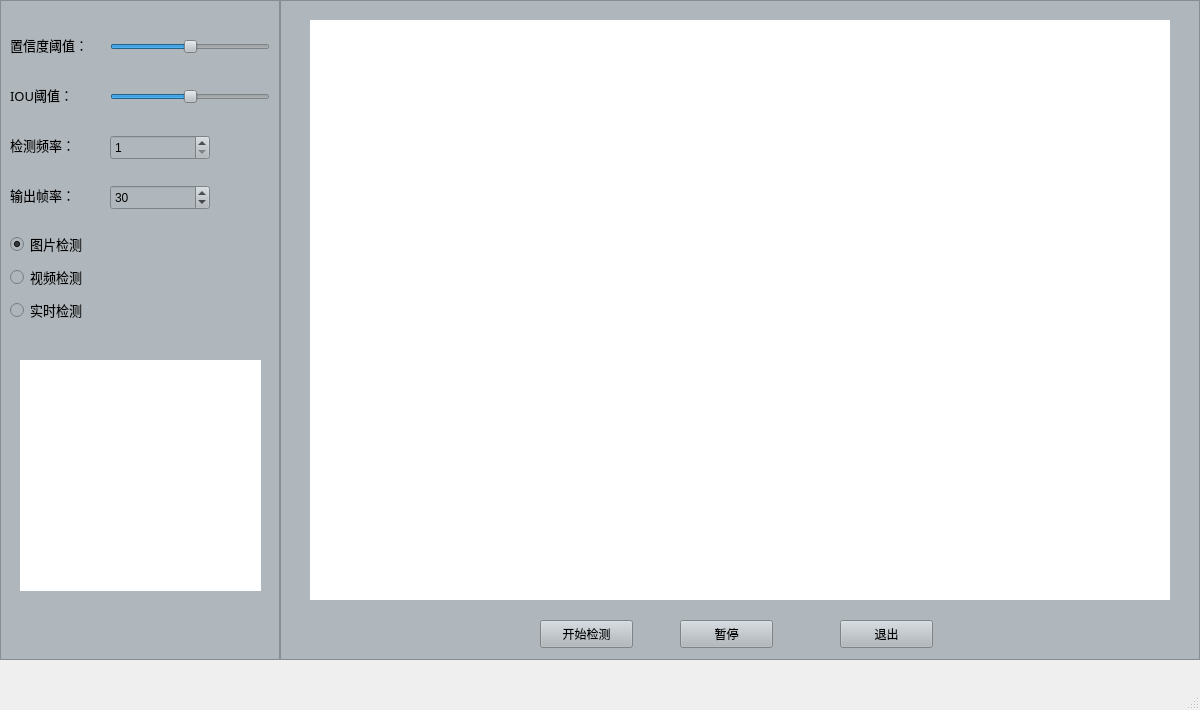
The window that UiMainwindow.ui (wang-10086/yolov5-5.0) describes before a commit, drawn with Qt 5.
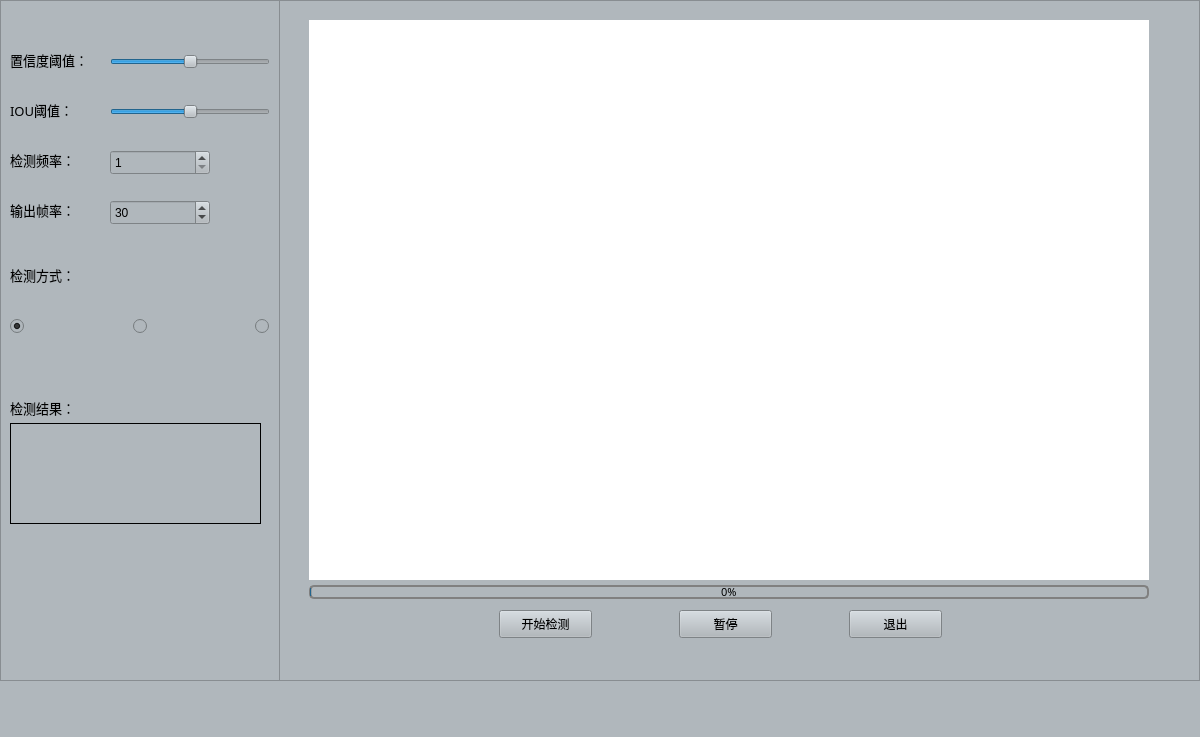
The same window after the commit. Icons and pictures are not drawn.

Patch:
```diff
--- a/UiMainwindow.ui
+++ b/UiMainwindow.ui
@@ -7,12 +7,16 @@
     <x>0</x>
     <y>0</y>
     <width>1200</width>
-    <height>710</height>
+    <height>737</height>
    </rect>
   </property>
   <property name="windowTitle">
    <string>MainWindow</string>
   </property>
+  <property name="styleSheet">
+   <string notr="true">background-color: rgb(176, 183, 188);
+</string>
+  </property>
   <widget class="QWidget" name="centralwidget">
    <widget class="QFrame" name="frame">
     <property name="geometry">
@@ -20,7 +24,7 @@
       <x>0</x>
       <y>0</y>
       <width>280</width>
-      <height>660</height>
+      <height>681</height>
      </rect>
     </property>
     <property name="styleSheet">
@@ -36,7 +40,7 @@
      <property name="geometry">
       <rect>
        <x>10</x>
-       <y>30</y>
+       <y>45</y>
        <width>100</width>
        <height>30</height>
       </rect>
@@ -55,7 +59,7 @@
      <property name="geometry">
       <rect>
        <x>10</x>
-       <y>80</y>
+       <y>95</y>
        <width>100</width>
        <height>30</height>
       </rect>
@@ -74,7 +78,7 @@
      <property name="geometry">
       <rect>
        <x>10</x>
-       <y>130</y>
+       <y>145</y>
        <width>100</width>
        <height>30</height>
       </rect>
@@ -93,7 +97,7 @@
      <property name="geometry">
       <rect>
        <x>10</x>
-       <y>180</y>
+       <y>195</y>
        <width>91</width>
        <height>30</height>
       </rect>
@@ -112,7 +116,7 @@
      <property name="geometry">
       <rect>
        <x>110</x>
-       <y>37</y>
+       <y>52</y>
        <width>160</width>
        <height>20</height>
       </rect>
@@ -128,7 +132,7 @@
      <property name="geometry">
       <rect>
        <x>110</x>
-       <y>87</y>
+       <y>102</y>
        <width>160</width>
        <height>20</height>
       </rect>
@@ -144,7 +148,7 @@
      <property name="geometry">
       <rect>
        <x>110</x>
-       <y>135</y>
+       <y>150</y>
        <width>100</width>
        <height>25</height>
       </rect>
@@ -160,7 +164,7 @@
      <property name="geometry">
       <rect>
        <x>110</x>
-       <y>185</y>
+       <y>200</y>
        <width>100</width>
        <height>25</height>
       </rect>
@@ -178,29 +182,80 @@
     <widget class="QLabel" name="label_6">
      <property name="geometry">
       <rect>
-       <x>20</x>
-       <y>360</y>
-       <width>241</width>
-       <height>231</height>
-      </rect>
-     </property>
-     <property name="styleSheet">
-      <string notr="true">background-color: rgb(255, 255, 255);</string>
-     </property>
-     <property name="text">
-      <string/>
-     </property>
-    </widget>
-    <widget class="QWidget" name="">
-     <property name="geometry">
-      <rect>
        <x>10</x>
-       <y>230</y>
+       <y>423</y>
        <width>251</width>
-       <height>97</height>
+       <height>101</height>
       </rect>
      </property>
-     <layout class="QVBoxLayout" name="verticalLayout">
+     <property name="font">
+      <font>
+       <family>Microsoft YaHei</family>
+      </font>
+     </property>
+     <property name="layoutDirection">
+      <enum>Qt::LeftToRight</enum>
+     </property>
+     <property name="autoFillBackground">
+      <bool>false</bool>
+     </property>
+     <property name="styleSheet">
+      <string notr="true">border-width: 1px;
+border-style: solid;
+border-color: rgb(0, 0, 0);</string>
+     </property>
+     <property name="text">
+      <string/>
+     </property>
+    </widget>
+    <widget class="QLabel" name="label_7">
+     <property name="geometry">
+      <rect>
+       <x>10</x>
+       <y>393</y>
+       <width>91</width>
+       <height>30</height>
+      </rect>
+     </property>
+     <property name="font">
+      <font>
+       <family>Microsoft YaHei</family>
+       <pointsize>10</pointsize>
+      </font>
+     </property>
+     <property name="text">
+      <string>检测结果：</string>
+     </property>
+    </widget>
+    <widget class="QLabel" name="label_8">
+     <property name="geometry">
+      <rect>
+       <x>10</x>
+       <y>260</y>
+       <width>91</width>
+       <height>30</height>
+      </rect>
+     </property>
+     <property name="font">
+      <font>
+       <family>Microsoft YaHei</family>
+       <pointsize>10</pointsize>
+      </font>
+     </property>
+     <property name="text">
+      <string>检测方式：</string>
+     </property>
+    </widget>
+    <widget class="QWidget" name="layoutWidget">
+     <property name="geometry">
+      <rect>
+       <x>10</x>
+       <y>300</y>
+       <width>259</width>
+       <height>54</height>
+      </rect>
+     </property>
+     <layout class="QHBoxLayout" name="horizontalLayout">
       <item>
        <widget class="QRadioButton" name="radioButton">
         <property name="font">
@@ -210,13 +265,36 @@
          </font>
         </property>
         <property name="text">
-         <string>图片检测</string>
+         <string/>
+        </property>
+        <property name="icon">
+         <iconset resource="resource.qrc">
+          <normaloff>:/pic/resource/image.png</normaloff>:/pic/resource/image.png</iconset>
+        </property>
+        <property name="iconSize">
+         <size>
+          <width>30</width>
+          <height>30</height>
+         </size>
         </property>
         <property name="checked">
          <bool>true</bool>
         </property>
        </widget>
       </item>
+      <item>
+       <spacer name="horizontalSpacer">
+        <property name="orientation">
+         <enum>Qt::Horizontal</enum>
+        </property>
+        <property name="sizeHint" stdset="0">
+         <size>
+          <width>18</width>
+          <height>20</height>
+         </size>
+        </property>
+       </spacer>
+      </item>
       <item>
        <widget class="QRadioButton" name="radioButton_2">
         <property name="font">
@@ -226,10 +304,33 @@
          </font>
         </property>
         <property name="text">
-         <string>视频检测</string>
+         <string/>
+        </property>
+        <property name="icon">
+         <iconset resource="resource.qrc">
+          <normaloff>:/pic/resource/video.png</normaloff>:/pic/resource/video.png</iconset>
+        </property>
+        <property name="iconSize">
+         <size>
+          <width>40</width>
+          <height>48</height>
+         </size>
         </property>
        </widget>
       </item>
+      <item>
+       <spacer name="horizontalSpacer_2">
+        <property name="orientation">
+         <enum>Qt::Horizontal</enum>
+        </property>
+        <property name="sizeHint" stdset="0">
+         <size>
+          <width>18</width>
+          <height>20</height>
+         </size>
+        </property>
+       </spacer>
+      </item>
       <item>
        <widget class="QRadioButton" name="radioButton_3">
         <property name="font">
@@ -239,20 +340,49 @@
          </font>
         </property>
         <property name="text">
-         <string>实时检测</string>
+         <string/>
+        </property>
+        <property name="icon">
+         <iconset resource="resource.qrc">
+          <normaloff>:/pic/resource/camera.png</normaloff>:/pic/resource/camera.png</iconset>
+        </property>
+        <property name="iconSize">
+         <size>
+          <width>32</width>
+          <height>32</height>
+         </size>
         </property>
        </widget>
       </item>
      </layout>
     </widget>
+    <widget class="QLabel" name="label_9">
+     <property name="geometry">
+      <rect>
+       <x>90</x>
+       <y>540</y>
+       <width>101</width>
+       <height>101</height>
+      </rect>
+     </property>
+     <property name="text">
+      <string/>
+     </property>
+     <property name="pixmap">
+      <pixmap resource="resource.qrc">:/pic/resource/dianzan.png</pixmap>
+     </property>
+     <property name="scaledContents">
+      <bool>true</bool>
+     </property>
+    </widget>
    </widget>
    <widget class="QFrame" name="frame_2">
     <property name="geometry">
      <rect>
-      <x>280</x>
+      <x>279</x>
       <y>0</y>
-      <width>920</width>
-      <height>660</height>
+      <width>921</width>
+      <height>681</height>
      </rect>
     </property>
     <property name="styleSheet">
@@ -269,8 +399,8 @@
       <rect>
        <x>30</x>
        <y>20</y>
-       <width>860</width>
-       <height>580</height>
+       <width>840</width>
+       <height>560</height>
       </rect>
      </property>
      <property name="styleSheet">
@@ -283,8 +413,8 @@
     <widget class="QPushButton" name="pushButton">
      <property name="geometry">
       <rect>
-       <x>260</x>
-       <y>620</y>
+       <x>220</x>
+       <y>610</y>
        <width>93</width>
        <height>28</height>
       </rect>
@@ -296,8 +426,8 @@
     <widget class="QPushButton" name="pushButton_2">
      <property name="geometry">
       <rect>
-       <x>560</x>
-       <y>620</y>
+       <x>570</x>
+       <y>610</y>
        <width>93</width>
        <height>28</height>
       </rect>
@@ -310,7 +440,7 @@
      <property name="geometry">
       <rect>
        <x>400</x>
-       <y>620</y>
+       <y>610</y>
        <width>93</width>
        <height>28</height>
       </rect>
@@ -319,6 +449,39 @@
       <string>暂停</string>
      </property>
     </widget>
+    <widget class="QProgressBar" name="progressBar">
+     <property name="geometry">
+      <rect>
+       <x>30</x>
+       <y>585</y>
+       <width>840</width>
+       <height>14</height>
+      </rect>
+     </property>
+     <property name="font">
+      <font>
+       <family>Microsoft YaHei</family>
+       <pointsize>8</pointsize>
+      </font>
+     </property>
+     <property name="autoFillBackground">
+      <bool>false</bool>
+     </property>
+     <property name="styleSheet">
+      <string notr="true">QProgressBar {
+	color: rgb(0, 0, 0);
+    border: 2px solid grey;
+    border-radius: 5px;
+    text-align: center;
+}</string>
+     </property>
+     <property name="maximum">
+      <number>100</number>
+     </property>
+     <property name="value">
+      <number>0</number>
+     </property>
+    </widget>
    </widget>
   </widget>
   <widget class="QMenuBar" name="menubar">
```
Left out of the diff: 10 changed lines with no effect on the pictures.
